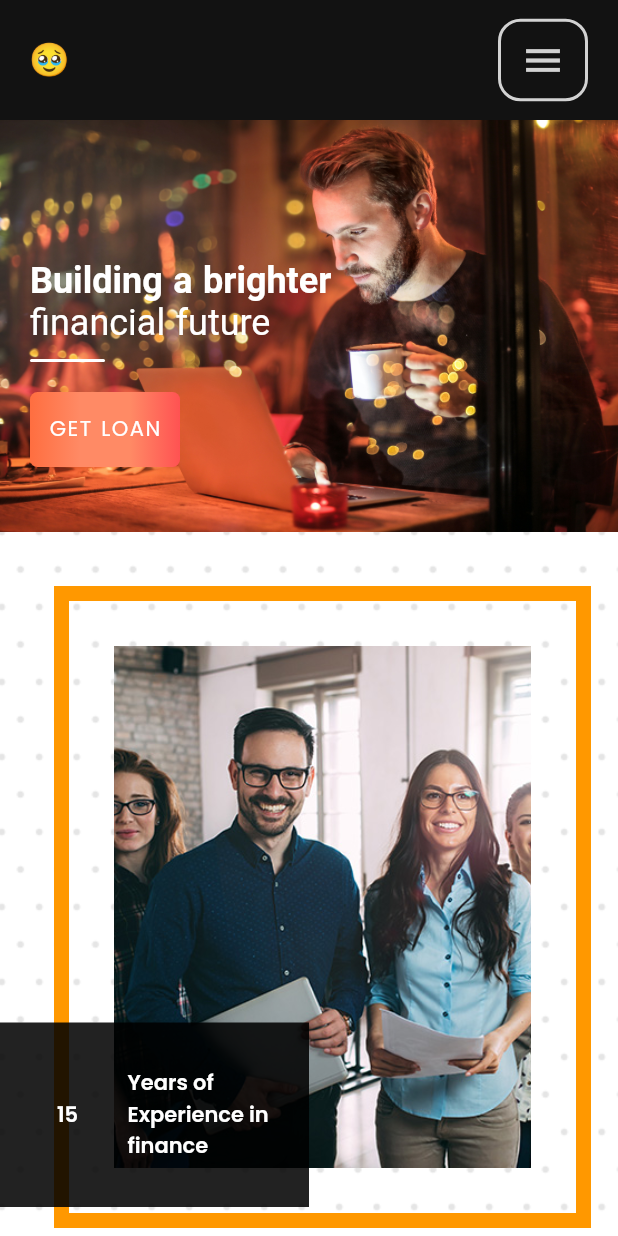
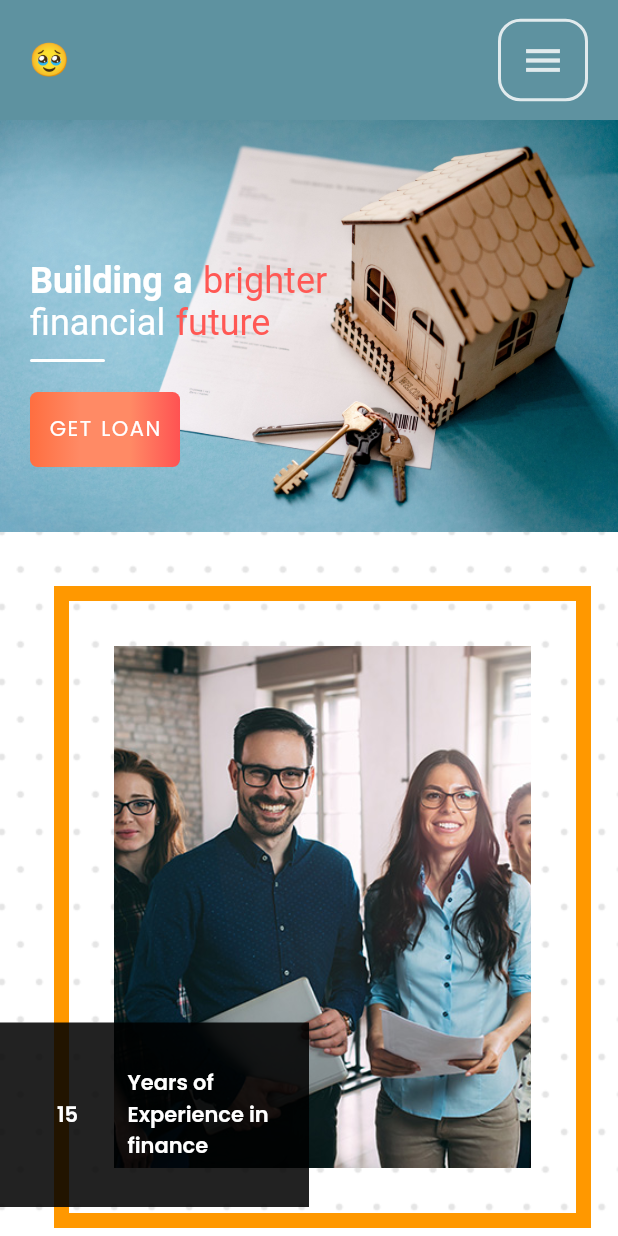
Before and after one commit to rounakraj03/loan-flutter, a Flutter app: the screen it shows after launch, on a phone screen of 412 x 824 dp. Run offline on Flutter 3.47's test engine with Material 2 defaults, Android fonts, the phone set to English and light mode, and no system bars; our stand-ins replace carousel_slider, dio, dots_indicator, google_fonts, visibility_detector.

Commit message:
fix the widget frame issue..in pc first

```diff
--- a/lib/pages/home.dart
+++ b/lib/pages/home.dart
@@ -25,10 +25,14 @@ class _HomePageState extends State<HomePage> {
         builder: (_, provider, child) {
           return Scaffold(
             backgroundColor: Colors.white,
-            body: SingleChildScrollView(
+            body: Column(
+              children: [
+                NavBarWidget(),
+
+                Expanded(
+                  child: SingleChildScrollView(
                     child: Column(
                       children: [
-                  NavBarWidget(),
                         HomeOneWidget(),
                         (size.width > Constants.desktop_view) ?
                           Row(
@@ -52,6 +56,9 @@ class _HomePageState extends State<HomePage> {
                       ],
                     ),
                   ),
+                ),
+              ],
+            ),
           );
         },
       ),
--- a/lib/res/assets.dart
+++ b/lib/res/assets.dart
@@ -4,6 +4,7 @@ class Assets {
   static const String smilingMan = "assets/images/smilingMan.png";
   static const String smilingWomen = "assets/images/smilingWomen.png";
   static const String manMug = "assets/images/manMug.jpg";
+  static const String homeImage = "assets/images/homeImage.jpg";
   static const String imageOne = "assets/images/imageOne.png";
   static const String imageTwo = "assets/images/imageTwo.png";
   static const String imageThree = "assets/images/imageThree.png";
--- a/lib/widgets/homeWidgets.dart
+++ b/lib/widgets/homeWidgets.dart
@@ -30,7 +30,7 @@ class _HomeOneWidgetState extends State<HomeOneWidget> {
                       colors: [Colors.white, Colors.white70, Colors.white60]
                   )
               ),
-              child: Image.asset(Assets.manMug, fit: BoxFit.cover,),
+              child: Image.asset(Assets.homeImage, fit: BoxFit.cover,),
             ),
             Positioned(
                 top: 0,
@@ -49,8 +49,10 @@ class _HomeOneWidgetState extends State<HomeOneWidget> {
                             style: TextStyle(wordSpacing: 1, fontSize: 80, color: Colors.white),
                             children: [
                               TextSpan(text:"Simple. Transparent. Secure\n\n", style: TextStyle(fontSize: 25, wordSpacing: 2)),
-                              TextSpan(text: "Building a brighter\n", style: TextStyle(fontWeight: FontWeight.bold) ),
-                              TextSpan(text: "financial future"),
+                              TextSpan(text: "Building a ", style: TextStyle(fontWeight: FontWeight.bold) ),
+                              TextSpan(text: "brighter\n", style: TextStyle(fontWeight: FontWeight.bold, color: Color(0xffff5854)) ),
+                              TextSpan(text: "financial "),
+                              TextSpan(text: "future", style: TextStyle(color: Color(0xffff5854))),
                             ]
                         ),
                       ),
@@ -184,7 +186,7 @@ class _HomeOneWidgetState extends State<HomeOneWidget> {
                   colors: [Colors.white, Colors.white70, Colors.white60]
                 )
               ),
-              child: Image.asset(Assets.manMug, fit: BoxFit.cover,),
+              child: Image.asset(Assets.homeImage, fit: BoxFit.cover,),
             ),
             Positioned(
                 top: 0,
@@ -202,8 +204,10 @@ class _HomeOneWidgetState extends State<HomeOneWidget> {
                         text: TextSpan(
                           style: TextStyle(wordSpacing: 1, fontSize: 24, color: Colors.white),
                             children: [
-                              TextSpan(text: "Building a brighter ", style: TextStyle(fontWeight: FontWeight.bold) ),
-                              TextSpan(text: "financial future"),
+                              TextSpan(text: "Building a ", style: TextStyle(fontWeight: FontWeight.bold) ),
+                              TextSpan(text: "brighter ", style: TextStyle(color: Color(0xffff5854))),
+                              TextSpan(text: "financial "),
+                              TextSpan(text: "future", style: TextStyle(color: Color(0xffff5854))),
                             ]
                         ),
                       ),
--- a/lib/widgets/navbar.dart
+++ b/lib/widgets/navbar.dart
@@ -38,7 +38,8 @@ class _MyAppState extends State<NavBarWidget> {
                 curve: Curves.ease,
                 height: (width < 800.0) ? collapsableHeight : 0.0,
                 width: double.infinity,
-                color: Color(0xff121212),
+                // color: Color(0xff121212),
+                color: Color(0xff5e92a0),
                 child: SingleChildScrollView(
                   child: Column(
                     children: [
@@ -123,7 +124,8 @@ class _MyAppState extends State<NavBarWidget> {
                 ),
               ),
               Container(
-                color: Color(0xff121212),
+                // color: Color(0xff5f94a6),
+                color: Color(0xff5e92a0),
                 height: 80.0,
                 padding: (width > 1000) ? EdgeInsets.only(left: 100,right: 100.0) :  EdgeInsets.only(left: 20,right: 20.0),
                 child: Row(
```
Also changed, not shown: assets/images/homeImage.jpg (added). Lines whose indentation alone changed are shown as unchanged.
